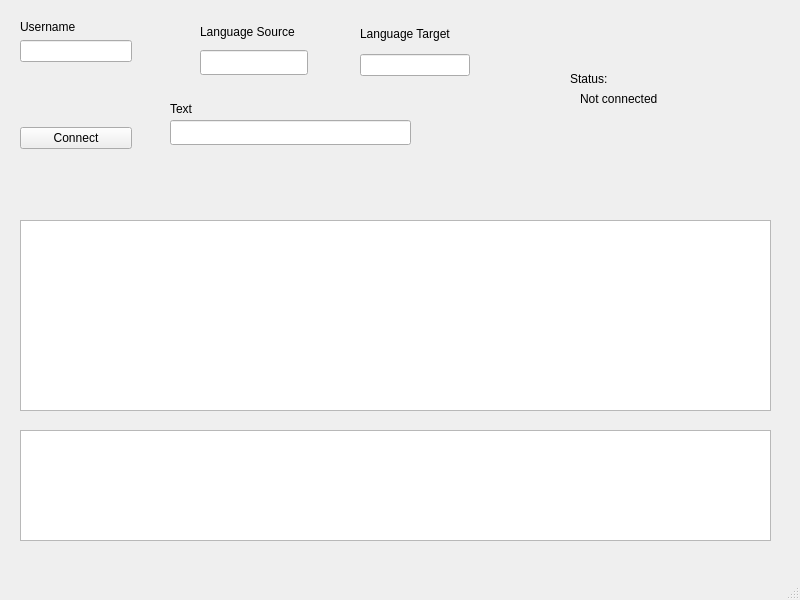
Above: Benternet_Client/mainwindow.ui from RobbeTh-PXL/Benternet_Service before the change. Below: the same form after it.
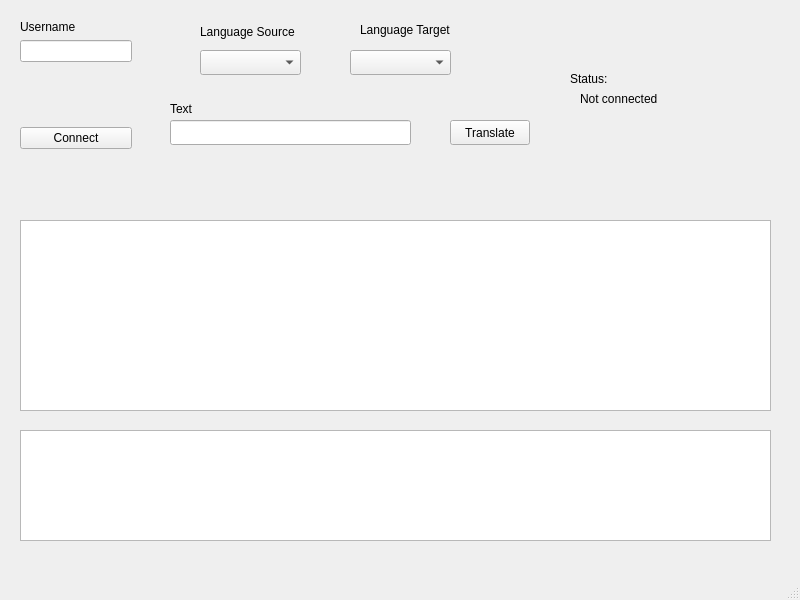
That is the form after the change.

```diff
--- a/Benternet_Client/mainwindow.ui
+++ b/Benternet_Client/mainwindow.ui
@@ -24,38 +24,6 @@
      </rect>
     </property>
    </widget>
-   <widget class="QWidget" name="layoutWidget_2">
-    <property name="geometry">
-     <rect>
-      <x>360</x>
-      <y>20</y>
-      <width>110</width>
-      <height>56</height>
-     </rect>
-    </property>
-    <layout class="QVBoxLayout" name="verticalLayout_4">
-     <item>
-      <widget class="QLabel" name="label_4">
-       <property name="text">
-        <string>Language Target</string>
-       </property>
-      </widget>
-     </item>
-     <item>
-      <widget class="QLineEdit" name="input_lang_target"/>
-     </item>
-    </layout>
-   </widget>
-   <widget class="QLineEdit" name="input_lang_source">
-    <property name="geometry">
-     <rect>
-      <x>200</x>
-      <y>50</y>
-      <width>108</width>
-      <height>25</height>
-     </rect>
-    </property>
-   </widget>
    <widget class="QLabel" name="label_5">
     <property name="geometry">
      <rect>
@@ -128,7 +96,7 @@
      <string>Not connected</string>
     </property>
    </widget>
-   <widget class="QWidget" name="">
+   <widget class="QWidget" name="layoutWidget">
     <property name="geometry">
      <rect>
       <x>20</x>
@@ -174,6 +142,82 @@
      </item>
     </layout>
    </widget>
+   <widget class="QLabel" name="label_4">
+    <property name="geometry">
+     <rect>
+      <x>360</x>
+      <y>3</y>
+      <width>108</width>
+      <height>54</height>
+     </rect>
+    </property>
+    <property name="text">
+     <string>Language Target</string>
+    </property>
+   </widget>
+   <widget class="QComboBox" name="input_lang_source">
+    <property name="geometry">
+     <rect>
+      <x>200</x>
+      <y>50</y>
+      <width>101</width>
+      <height>25</height>
+     </rect>
+    </property>
+    <item>
+     <property name="text">
+      <string/>
+     </property>
+    </item>
+    <item>
+     <property name="text">
+      <string>auto</string>
+     </property>
+    </item>
+    <item>
+     <property name="text">
+      <string>en</string>
+     </property>
+    </item>
+    <item>
+     <property name="text">
+      <string>nl</string>
+     </property>
+    </item>
+    <item>
+     <property name="text">
+      <string>fr</string>
+     </property>
+    </item>
+    <item>
+     <property name="text">
+      <string>de</string>
+     </property>
+    </item>
+   </widget>
+   <widget class="QComboBox" name="input_lang_target">
+    <property name="geometry">
+     <rect>
+      <x>350</x>
+      <y>50</y>
+      <width>101</width>
+      <height>25</height>
+     </rect>
+    </property>
+   </widget>
+   <widget class="QPushButton" name="translate_bttn">
+    <property name="geometry">
+     <rect>
+      <x>450</x>
+      <y>120</y>
+      <width>80</width>
+      <height>25</height>
+     </rect>
+    </property>
+    <property name="text">
+     <string>Translate</string>
+    </property>
+   </widget>
   </widget>
   <widget class="QMenuBar" name="menubar">
    <property name="geometry">
```
Left out of the diff: 2 changed lines with no effect on the pictures.
